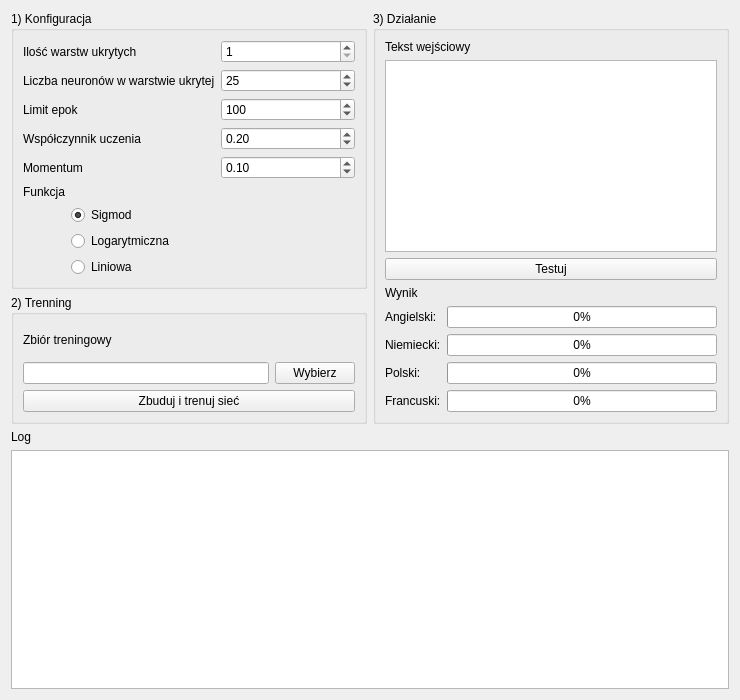
Old version of the form bmmsi.ui in the repository Mogget/BMMSI.
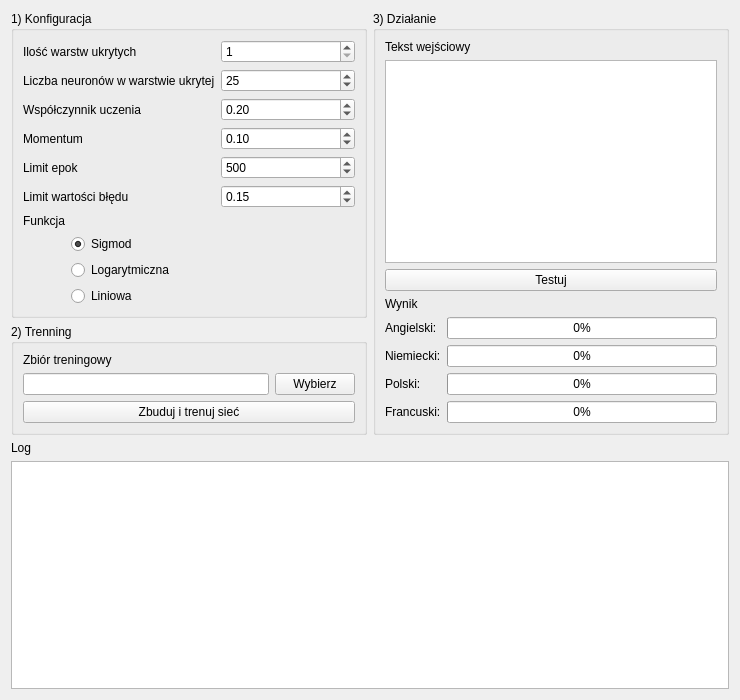
New version of the form.

The edit to the form file:
```diff
--- a/bmmsi.ui
+++ b/bmmsi.ui
@@ -74,29 +74,6 @@
           </property>
          </widget>
         </item>
-        <item row="2" column="0">
-         <widget class="QLabel" name="label_3">
-          <property name="text">
-           <string>Limit epok</string>
-          </property>
-         </widget>
-        </item>
-        <item row="2" column="1">
-         <widget class="QSpinBox" name="i_liczbaEpok">
-          <property name="minimum">
-           <number>1</number>
-          </property>
-          <property name="maximum">
-           <number>1000000</number>
-          </property>
-          <property name="singleStep">
-           <number>100</number>
-          </property>
-          <property name="value">
-           <number>100</number>
-          </property>
-         </widget>
-        </item>
         <item row="3" column="0">
          <widget class="QLabel" name="label_5">
           <property name="text">
@@ -143,6 +120,46 @@
           </property>
          </widget>
         </item>
+        <item row="5" column="0">
+         <widget class="QLabel" name="label_3">
+          <property name="text">
+           <string>Limit epok</string>
+          </property>
+         </widget>
+        </item>
+        <item row="5" column="1">
+         <widget class="QSpinBox" name="i_liczbaEpok">
+          <property name="minimum">
+           <number>1</number>
+          </property>
+          <property name="maximum">
+           <number>1000000</number>
+          </property>
+          <property name="singleStep">
+           <number>100</number>
+          </property>
+          <property name="value">
+           <number>500</number>
+          </property>
+         </widget>
+        </item>
+        <item row="6" column="0">
+         <widget class="QLabel" name="label_6">
+          <property name="text">
+           <string>Limit wartości błędu</string>
+          </property>
+         </widget>
+        </item>
+        <item row="6" column="1">
+         <widget class="QDoubleSpinBox" name="i_limiWartosciBledu">
+          <property name="singleStep">
+           <double>0.100000000000000</double>
+          </property>
+          <property name="value">
+           <double>0.150000000000000</double>
+          </property>
+         </widget>
+        </item>
        </layout>
       </item>
       <item>
```
